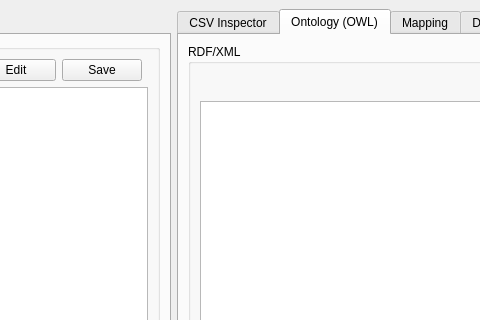
Above: GUI/GUI.ui from tecnomod-um/OntoGenix before the change; both pictures show x 446 to 926 and y 0 to 320 of the 1239 by 832 pixel window. Below: the same form after it.
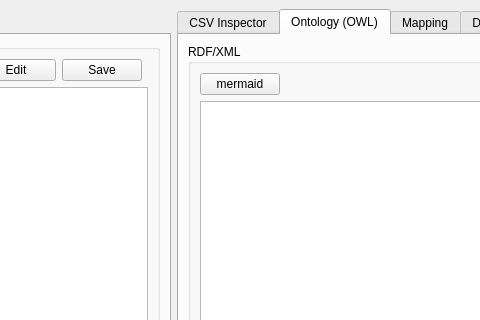
That is the form after the change. Custom widgets are drawn as their Qt base class.

Commit message: added a button for doing the mapping from the owl tab

Patch:
```diff
--- a/GUI/GUI.ui
+++ b/GUI/GUI.ui
@@ -122,6 +122,13 @@
                </property>
               </widget>
              </item>
+             <item row="0" column="0">
+              <widget class="QPushButton" name="mermaid_btn">
+               <property name="text">
+                <string>mermaid</string>
+               </property>
+              </widget>
+             </item>
             </layout>
            </widget>
           </item>
```
The commit also changes 3 other files.
